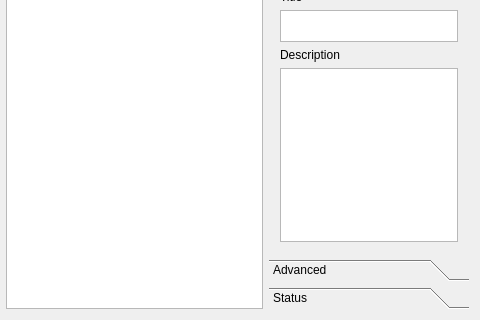
This is dialog.ui in mdrska80/timesheet as Qt 5 draws it before an edit; both pictures show x 269 to 749 and y 147 to 467 of the 749 by 467 pixel window. The edited form follows.
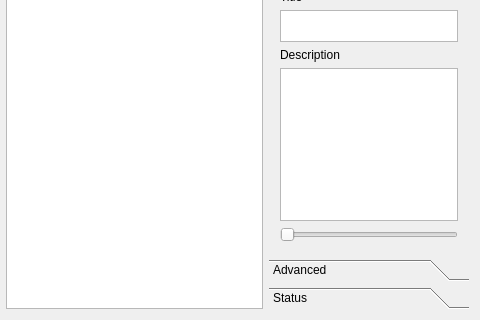
This is the edited form. The open tabs and pages were chosen to show the change.

```diff
--- a/dialog.ui
+++ b/dialog.ui
@@ -43,7 +43,7 @@
           <x>0</x>
           <y>0</y>
           <width>200</width>
-          <height>366</height>
+          <height>357</height>
          </rect>
         </property>
         <attribute name="label">
@@ -127,6 +127,13 @@
            <item>
             <widget class="QTextEdit" name="textEdit_2"/>
            </item>
+           <item>
+            <widget class="QSlider" name="horizontalSlider">
+             <property name="orientation">
+              <enum>Qt::Horizontal</enum>
+             </property>
+            </widget>
+           </item>
           </layout>
          </item>
         </layout>
```
Left out of the diff: 14 changed lines with no effect on the pictures.
